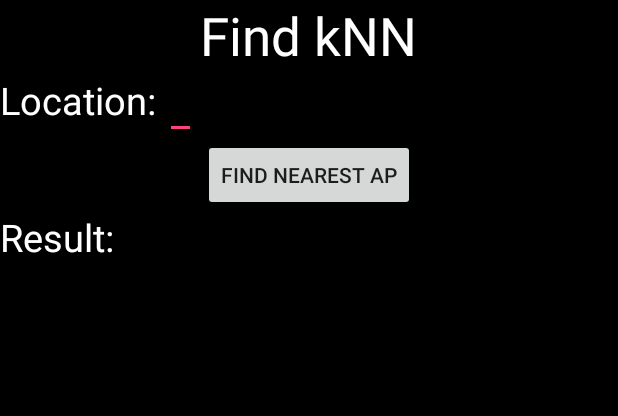
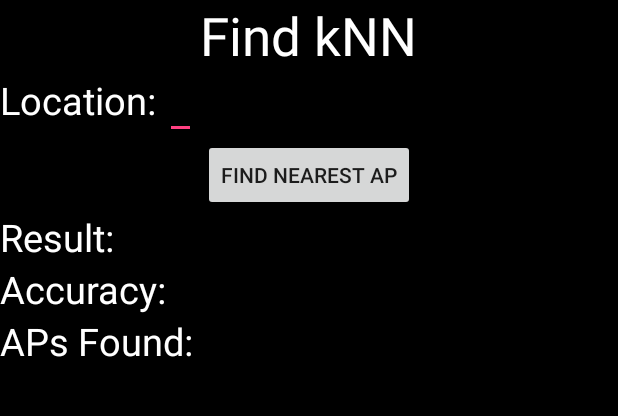
Before and after one commit to TagoWill/WifiFingerPrinting, an Android app: the kNNActivity screen opened directly, with no data from a screen before it, on a phone screen of 412 x 824 dp, the part 84-500 px from its top. Run offline under Robolectric (Android 15) with nearby library versions, the phone set to English and light mode, and no system bars.

Commit message:
Updated kNN Activity. Now finds nearest AP but doesn't have a voter yet.

```diff
--- a/app/src/main/res/layout/activity_knn.xml
+++ b/app/src/main/res/layout/activity_knn.xml
@@ -61,12 +61,44 @@
         <TextView
             android:layout_width="wrap_content"
             android:layout_height="wrap_content"
-            android:id="@+id/textResult2"
+            android:id="@+id/submittextResult"
             android:text=" "
             android:textSize="25sp"
             android:textColor="@color/textColor"
             />
     </LinearLayout>
+
+    <LinearLayout
+        android:orientation="horizontal"
+        android:layout_width="wrap_content"
+        android:layout_height="wrap_content">
+        <TextView
+            android:layout_width="wrap_content"
+            android:layout_height="wrap_content"
+            android:id="@+id/textAccuracy"
+            android:text="Accuracy: "
+            android:textSize="25sp"
+            android:textColor="@color/textColor"
+            />
+
+        <TextView
+            android:layout_width="wrap_content"
+            android:layout_height="wrap_content"
+            android:id="@+id/submittextAccuracy"
+            android:text=" "
+            android:textSize="25sp"
+            android:textColor="@color/textColor"
+            />
+    </LinearLayout>
+
+    <TextView
+        android:layout_width="wrap_content"
+        android:layout_height="wrap_content"
+        android:id="@+id/textAps"
+        android:text="APs Found: "
+        android:textSize="25sp"
+        android:textColor="@color/textColor"
+        />
 
     <ListView
         android:layout_width="wrap_content"
```
Also changed, not shown: app/src/main/java/com/project2/su/wififingerprinting/kNNActivity.java (+46 -12 lines), app/src/main/res/layout/activity_save.xml (+9 -0 lines).
